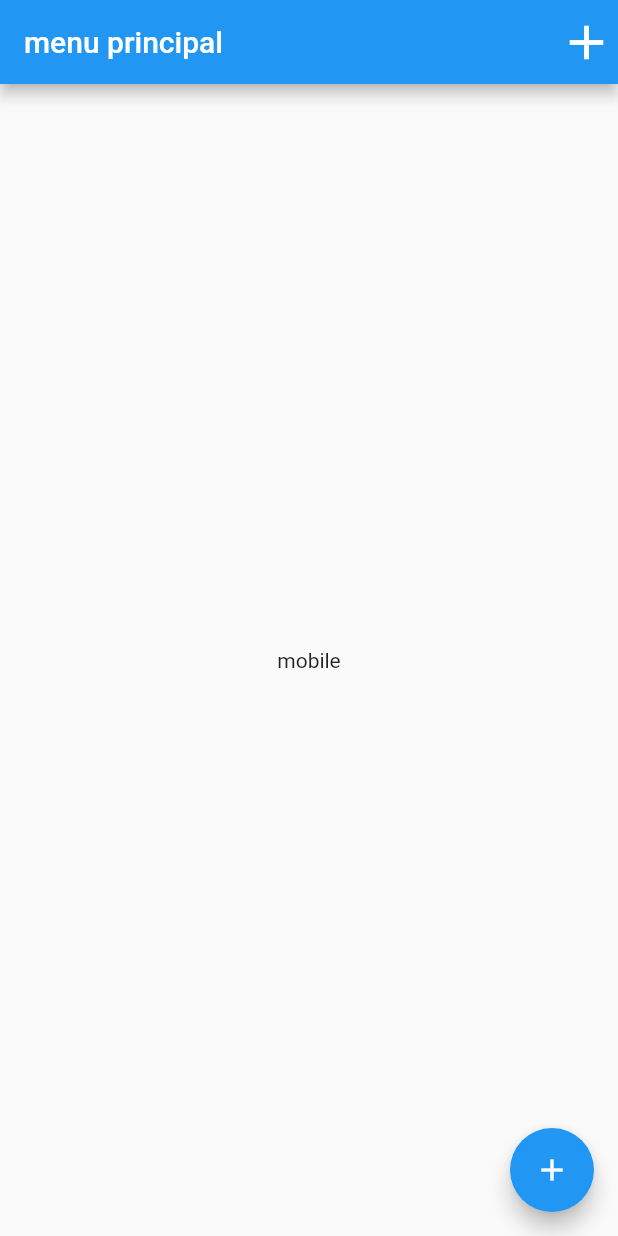
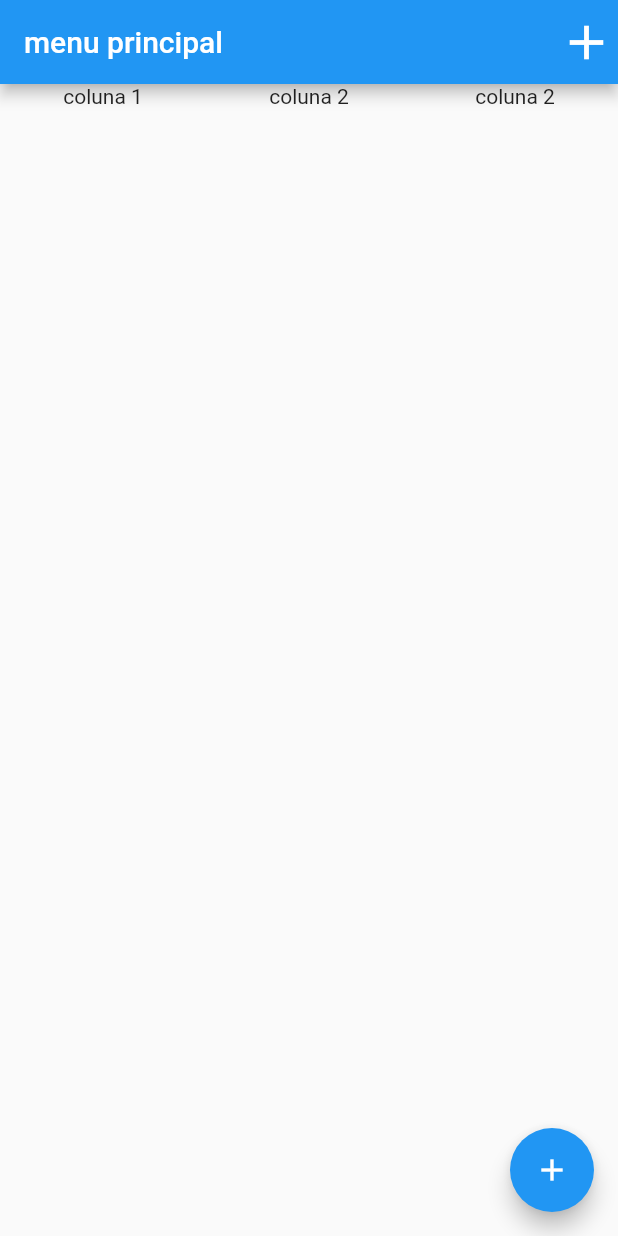
Before and after one commit to andresmeireles/glorified-todlist, a Flutter app: the screen it shows after launch, on a phone screen of 412 x 824 dp. Run offline on Flutter 3.47's test engine with Material 2 defaults, Android fonts, the phone set to English and light mode, and no system bars.

Commit message:
add responsive widgets

```diff
--- /dev/null
+++ b/lib/features/home/desktop/desktop.dart
@@ -0,0 +1,17 @@
+import 'package:flutter/material.dart';
+
+class Desktop extends StatelessWidget {
+  const Desktop({Key? key}) : super(key: key);
+
+  @override
+  Widget build(BuildContext context) {
+    return Row(
+      mainAxisAlignment: MainAxisAlignment.spaceAround,
+      children: [
+        const Text('coluna 1'),
+        const Text('coluna 2'),
+        const Text('coluna 2'),
+      ],
+    );
+  }
+}
--- a/lib/features/home/home_view.dart
+++ b/lib/features/home/home_view.dart
@@ -1,5 +1,7 @@
 import 'package:flutter/material.dart';
 import 'package:glorified_todo_list/core/widgets/app_scaffold.dart';
+import 'package:glorified_todo_list/features/home/desktop/desktop.dart';
+import 'package:glorified_todo_list/features/home/mobile/mobile.dart';
 
 class HomeView extends StatelessWidget {
   const HomeView({Key? key}) : super(key: key);
@@ -8,8 +10,8 @@ class HomeView extends StatelessWidget {
   Widget build(BuildContext context) {
     return const AppScaffold(
       title: 'menu principal',
-      desktopBody: Center(child: Text('desktop'),),
-      mobileBody: Center(child: Text('mobile'),),
+      desktopBody: Desktop(),
+      mobileBody: Mobile(),
     );
   }
 }
--- /dev/null
+++ b/lib/features/home/mobile/mobile.dart
@@ -0,0 +1,17 @@
+import 'package:flutter/material.dart';
+
+class Mobile extends StatelessWidget {
+  const Mobile({Key? key}) : super(key: key);
+
+  @override
+  Widget build(BuildContext context) {
+    return Row(
+      mainAxisAlignment: MainAxisAlignment.spaceAround,
+      children: [
+        const Text('coluna 1'),
+        const Text('coluna 2'),
+        const Text('coluna 2'),
+      ],
+    );
+  }
+}
```
